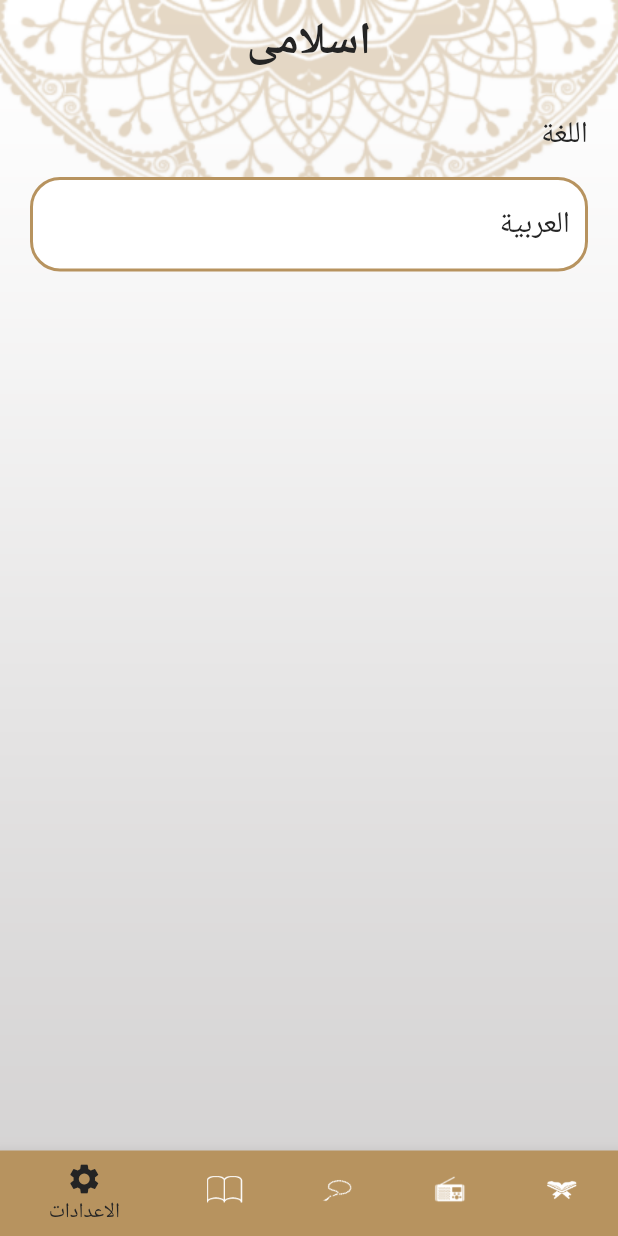
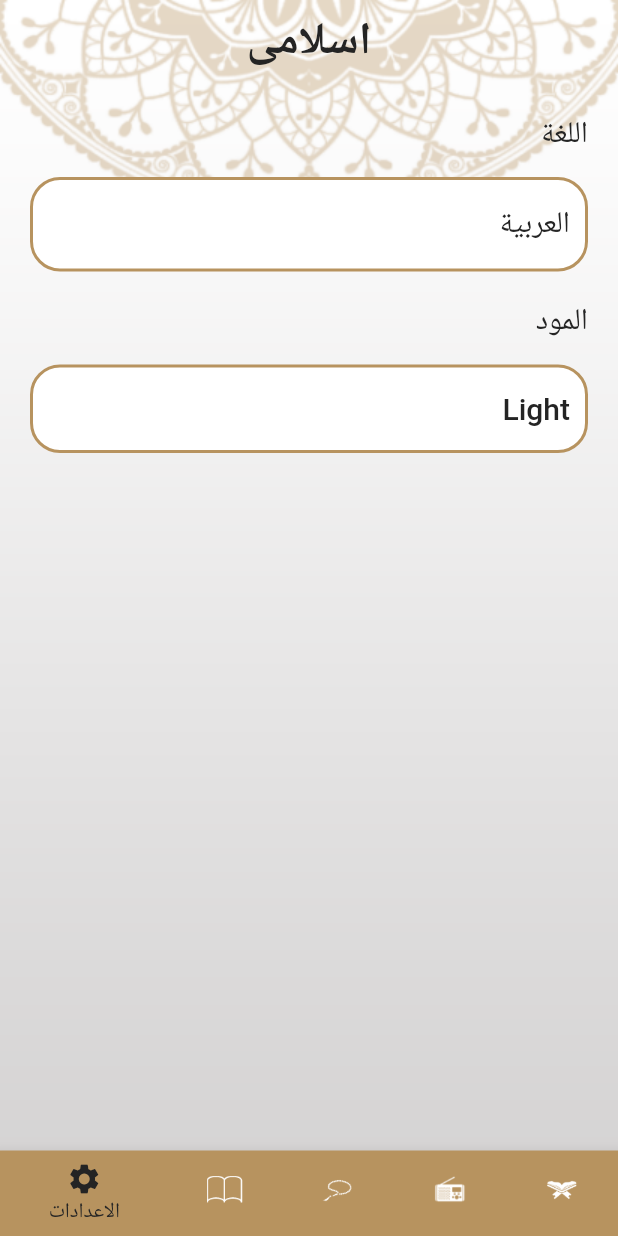
Before and after one commit to mazen0o/Islami_app, a Flutter app: the screen it shows after launch, item 5 of the bottom bar chosen, on a phone screen of 412 x 824 dp. Run offline on Flutter 3.47's test engine with Material 2 defaults, Android fonts, the phone set to English and light mode, and no system bars; generated files the repository leaves out were written again.

Commit message:
done theming and local

```diff
--- a/lib/home_layout.dart
+++ b/lib/home_layout.dart
@@ -1,10 +1,12 @@
 import 'package:flutter/material.dart';
 import 'package:flutter_gen/gen_l10n/app_localizations.dart';
+import 'package:islami_app/provider/my_provider.dart';
 import 'package:islami_app/tabs/hadeth/hadeth.dart';
 import 'package:islami_app/tabs/quran/quran.dart';
 import 'package:islami_app/tabs/radio.dart';
 import 'package:islami_app/tabs/sebha.dart';
 import 'package:islami_app/tabs/settings/settings_screen.dart';
+import 'package:provider/provider.dart';
 
 class HomeLayout extends StatefulWidget {
   static const String routeName = "home_layout";
@@ -25,10 +27,12 @@ class _HomeLayoutState extends State<HomeLayout> {
 
   @override
   Widget build(BuildContext context) {
+    var pro = Provider.of<MyProvider>(context);
+
     return Stack(
       children: [
         Image.asset(
-          "assets/images/back_ground.png",
+          pro.getBackGround(),
           width: double.infinity,
           height: double.infinity,
           fit: BoxFit.fill,
--- a/lib/l10n/app_ar.arb
+++ b/lib/l10n/app_ar.arb
@@ -6,5 +6,6 @@
   "hadeth": "حديث",
   "settings": "الاعدادات",
   "elahadeth": "الاحاديث",
-  "language": "اللغة"
+  "language": "اللغة",
+  "themeing": "المود "
 }
--- a/lib/l10n/app_en.arb
+++ b/lib/l10n/app_en.arb
@@ -6,5 +6,6 @@
   "hadeth": "Hadeth",
   "settings": "Settings",
   "elahadeth": "Elahadeth",
-  "language": "Language"
+  "language": "Language",
+  "themeing": "Themeing"
 }
--- a/lib/main.dart
+++ b/lib/main.dart
@@ -42,6 +42,7 @@ class MyApp extends StatelessWidget {
       },
       theme: MyThemeData.lightTheme,
       darkTheme: MyThemeData.darkTheme,
+      themeMode: provider.currentTheme,
     );
   }
 }
--- a/lib/my_theme_data.dart
+++ b/lib/my_theme_data.dart
@@ -2,7 +2,9 @@ import 'package:flutter/material.dart';
 
 class MyThemeData {
   static Color primaryColor = Color(0xFFB7935F);
+  static Color primaryColorDark = Color(0xFF141A2E);
   static Color blackColor = Color(0xFF242424);
+  static Color yellowColor = Color(0xFFFACC1D);
   static final ThemeData lightTheme = ThemeData(
     scaffoldBackgroundColor: Colors.transparent,
     primaryColor: primaryColor,
@@ -35,5 +37,35 @@ class MyThemeData {
         selectedItemColor: blackColor, unselectedItemColor: Colors.white),
   );
 
-  static final ThemeData darkTheme = ThemeData();
+  static final ThemeData darkTheme = ThemeData(
+    scaffoldBackgroundColor: Colors.transparent,
+    primaryColor: primaryColorDark,
+    appBarTheme: AppBarTheme(
+      iconTheme: IconThemeData(
+        color: Colors.white,
+      ),
+      centerTitle: true,
+      backgroundColor: Colors.transparent,
+      elevation: 0,
+    ),
+    textTheme: TextTheme(
+      displaySmall: TextStyle(
+        color: Colors.white,
+        fontSize: 30,
+        fontWeight: FontWeight.bold,
+      ),
+      displayMedium: TextStyle(
+        color: Colors.white,
+        fontSize: 25,
+        fontWeight: FontWeight.bold,
+      ),
+      displayLarge: TextStyle(
+        color: yellowColor,
+        fontSize: 20,
+        fontWeight: FontWeight.w500,
+      ),
+    ),
+    bottomNavigationBarTheme: BottomNavigationBarThemeData(
+        selectedItemColor: yellowColor, unselectedItemColor: Colors.white),
+  );
 }
--- a/lib/provider/my_provider.dart
+++ b/lib/provider/my_provider.dart
@@ -2,9 +2,27 @@ import 'package:flutter/material.dart';
 
 class MyProvider extends ChangeNotifier {
   String langApp = "ar";
+  ThemeMode currentTheme = ThemeMode.light;
 
   void changeLangauge(String langAppCode) {
     langApp = langAppCode;
     notifyListeners();
   }
+
+  void changeTheming(ThemeMode themeMode) {
+    currentTheme = themeMode;
+    notifyListeners();
+  }
+
+  String getBackGround() {
+    if (currentTheme == ThemeMode.light) {
+      return "assets/images/back_ground.png";
+    } else {
+      return "assets/images/back_ground_dark.png";
+    }
+  }
+
+  bool isDark() {
+    return currentTheme == ThemeMode.dark;
+  }
 }
--- a/lib/tabs/settings/settings_screen.dart
+++ b/lib/tabs/settings/settings_screen.dart
@@ -5,6 +5,7 @@ import 'package:islami_app/tabs/settings/bottom_sheet_app.dart';
 import 'package:provider/provider.dart';
 
 import '../../provider/my_provider.dart';
+import 'bottom_sheet_app_dark.dart';
 
 class SettingsScreen extends StatefulWidget {
   @override
@@ -34,7 +35,9 @@ class _SettingsScreenState extends State<SettingsScreen> {
             child: Container(
               padding: EdgeInsets.symmetric(vertical: 16, horizontal: 10),
               decoration: BoxDecoration(
-                  color: Colors.white,
+                  color: pro.isDark()
+                      ? MyThemeData.primaryColorDark
+                      : Colors.white,
                   borderRadius: BorderRadius.circular(20),
                   border: Border.all(
                     color: MyThemeData.primaryColor,
@@ -42,6 +45,37 @@ class _SettingsScreenState extends State<SettingsScreen> {
                   )),
               child: Text(
                 pro.langApp == "en" ? "English" : "العربية",
+                style: Theme.of(context).textTheme.displayLarge,
+              ),
+            ),
+          ),
+          SizedBox(
+            height: 20,
+          ),
+          Text(
+            AppLocalizations.of(context)!.themeing,
+            style: Theme.of(context).textTheme.displayLarge,
+          ),
+          SizedBox(
+            height: 15,
+          ),
+          InkWell(
+            onTap: () {
+              ShowBottomSheetDark();
+            },
+            child: Container(
+              padding: EdgeInsets.symmetric(vertical: 16, horizontal: 10),
+              decoration: BoxDecoration(
+                  color: pro.isDark()
+                      ? MyThemeData.primaryColorDark
+                      : Colors.white,
+                  borderRadius: BorderRadius.circular(20),
+                  border: Border.all(
+                    color: MyThemeData.primaryColor,
+                    width: 2,
+                  )),
+              child: Text(
+                pro.currentTheme == ThemeMode.light ? "Light" : "Dark",
                 style: Theme.of(context).textTheme.displayLarge,
               ),
             ),
@@ -58,4 +92,12 @@ class _SettingsScreenState extends State<SettingsScreen> {
           return BottomSheetApp();
         });
   }
+
+  void ShowBottomSheetDark() {
+    showModalBottomSheet(
+        context: context,
+        builder: (context) {
+          return BottomSheetAppDArk();
+        });
+  }
 }
```
Also changed, not shown: lib/tabs/hadeth/hadeth_details_screen.dart (+8 -2 lines), lib/tabs/quran/sura_details_screen/sura_details_screen.dart (+9 -2 lines), lib/tabs/sebha.dart (+14 -1 lines), lib/tabs/settings/bottom_sheet_app_dark.dart (added, +75 -0 lines), assets/images/2.0x/back_ground_dark@2x.png (added), assets/images/3.0x/back_ground_dark@3x.png (added), assets/images/back_ground_dark.png (added).
